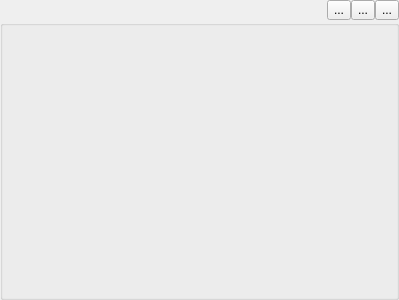
Above: bin/ui/paned.ui from xrg/openerp-client-kde before the change. Below: the same form after it.
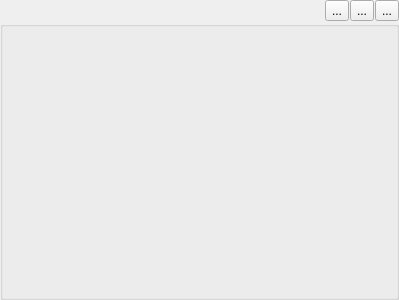
That is the form after the change. Icons and pictures are not drawn.

Commit message: Widgets cleanup in order to try to make them usable in any widget style. For example it was breaking in Oxygen and Mac styles. No more maximum sizes and proper policies should be the norm now. Refer to bug #1910606 for more information.

What changed in the file:
```diff
--- a/bin/ui/paned.ui
+++ b/bin/ui/paned.ui
@@ -51,20 +51,11 @@
      </item>
      <item>
       <layout class="QHBoxLayout" >
+       <property name="spacing" >
+        <number>1</number>
+       </property>
        <item>
         <widget class="QToolButton" name="pushSearch" >
-         <property name="minimumSize" >
-          <size>
-           <width>0</width>
-           <height>20</height>
-          </size>
-         </property>
-         <property name="maximumSize" >
-          <size>
-           <width>16777215</width>
-           <height>20</height>
-          </size>
-         </property>
          <property name="toolTip" >
           <string>&lt;html>&lt;head>&lt;meta name="qrichtext" content="1" />&lt;style type="text/css">
 p, li { white-space: pre-wrap; }
@@ -81,18 +72,6 @@
        </item>
        <item>
         <widget class="QToolButton" name="pushOpen" >
-         <property name="minimumSize" >
-          <size>
-           <width>0</width>
-           <height>20</height>
-          </size>
-         </property>
-         <property name="maximumSize" >
-          <size>
-           <width>16777215</width>
-           <height>20</height>
-          </size>
-         </property>
          <property name="toolTip" >
           <string>&lt;html>&lt;head>&lt;meta name="qrichtext" content="1" />&lt;style type="text/css">
 p, li { white-space: pre-wrap; }
@@ -109,18 +88,6 @@
        </item>
        <item>
         <widget class="QToolButton" name="pushSwitchView" >
-         <property name="minimumSize" >
-          <size>
-           <width>0</width>
-           <height>20</height>
-          </size>
-         </property>
-         <property name="maximumSize" >
-          <size>
-           <width>16777215</width>
-           <height>20</height>
-          </size>
-         </property>
          <property name="toolTip" >
           <string>&lt;html>&lt;head>&lt;meta name="qrichtext" content="1" />&lt;style type="text/css">
 p, li { white-space: pre-wrap; }
```
The commit also changes 13 other files.
